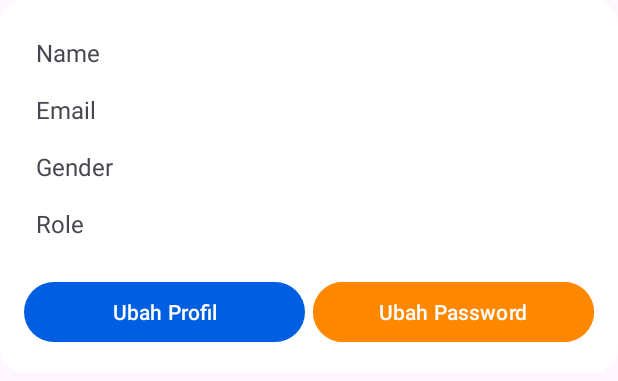
After one commit to cjsflow-com/mobile_madrasah, an Android app: the layout profile_popup.xml on its own in the app's theme, with its tools: preview values and no code run, on a phone screen of 412 x 824 dp. The commit adds this screen. Shown: the top 381 px of the screen. Run offline under Robolectric (Android 15) with nearby library versions, the phone set to English and light mode, and no system bars.

Commit message:
show profile student and employee, then make a layout UpadtePassword

```diff
--- /dev/null
+++ b/app/src/main/res/anim/slide_in.xml
@@ -0,0 +1,5 @@
+<?xml version="1.0" encoding="utf-8"?>
+<translate xmlns:android="http://schemas.android.com/apk/res/android"
+    android:duration="300"
+    android:fromYDelta="100%"
+    android:toYDelta="0%"/>
--- /dev/null
+++ b/app/src/main/res/anim/slide_out.xml
@@ -0,0 +1,5 @@
+<?xml version="1.0" encoding="utf-8"?>
+<translate xmlns:android="http://schemas.android.com/apk/res/android"
+    android:duration="300"
+    android:fromYDelta="0%"
+    android:toYDelta="100%"/>
--- /dev/null
+++ b/app/src/main/res/drawable/baseline_account_circle_24.xml
@@ -0,0 +1,5 @@
+<vector xmlns:android="http://schemas.android.com/apk/res/android" android:height="24dp" android:tint="#000000" android:viewportHeight="24" android:viewportWidth="24" android:width="24dp">
+
+    <path android:fillColor="@android:color/white" android:pathData="M12,2C6.48,2 2,6.48 2,12s4.48,10 10,10s10,-4.48 10,-10S17.52,2 12,2zM12,6c1.93,0 3.5,1.57 3.5,3.5S13.93,13 12,13s-3.5,-1.57 -3.5,-3.5S10.07,6 12,6zM12,20c-2.03,0 -4.43,-0.82 -6.14,-2.88C7.55,15.8 9.68,15 12,15s4.45,0.8 6.14,2.12C16.43,19.18 14.03,20 12,20z"/>
+
+</vector>
--- /dev/null
+++ b/app/src/main/res/drawable/popup_background.xml
@@ -0,0 +1,7 @@
+<?xml version="1.0" encoding="utf-8"?>
+<shape xmlns:android="http://schemas.android.com/apk/res/android">
+    <solid android:color="#FFFFFF"/>
+    <corners android:radius="16dp"/>
+    <padding android:left="16dp" android:right="16dp" android:top="16dp" android:bottom="16dp"/>
+    <elevation android:elevation="8dp"/>
+</shape>
--- /dev/null
+++ b/app/src/main/res/layout/profile_popup.xml
@@ -0,0 +1,86 @@
+<?xml version="1.0" encoding="utf-8"?>
+<LinearLayout
+    xmlns:android="http://schemas.android.com/apk/res/android"
+    android:layout_width="match_parent"
+    android:layout_height="wrap_content"
+    android:orientation="vertical"
+    android:padding="16dp"
+    android:background="@drawable/popup_background">
+
+    <TextView
+        android:id="@+id/tvName"
+        android:layout_width="match_parent"
+        android:layout_height="wrap_content"
+        android:text="Name"
+        android:textSize="16sp"
+        android:padding="8dp"/>
+
+    <TextView
+        android:id="@+id/tvEmail"
+        android:layout_width="match_parent"
+        android:layout_height="wrap_content"
+        android:text="Email"
+        android:textSize="16sp"
+        android:padding="8dp"/>
+
+    <TextView
+        android:id="@+id/tvNisn"
+        android:layout_width="match_parent"
+        android:layout_height="wrap_content"
+        android:text="NISN"
+        android:textSize="16sp"
+        android:padding="8dp"
+        android:visibility="gone"/>
+
+    <TextView
+        android:id="@+id/tvClassName"
+        android:layout_width="match_parent"
+        android:layout_height="wrap_content"
+        android:text="Class Name"
+        android:textSize="16sp"
+        android:padding="8dp"
+        android:visibility="gone"/>
+
+    <TextView
+        android:id="@+id/tvGender"
+        android:layout_width="match_parent"
+        android:layout_height="wrap_content"
+        android:text="Gender"
+        android:textSize="16sp"
+        android:padding="8dp"/>
+
+    <TextView
+        android:id="@+id/tvRole"
+        android:layout_width="match_parent"
+        android:layout_height="wrap_content"
+        android:text="Role"
+        android:textSize="16sp"
+        android:padding="8dp"/>
+
+    <LinearLayout
+        android:layout_width="match_parent"
+        android:layout_height="wrap_content"
+        android:orientation="horizontal"
+        android:paddingTop="16dp">
+
+        <com.google.android.material.button.MaterialButton
+            android:id="@+id/btnUpdateProfile"
+            android:layout_width="0dp"
+            android:layout_marginEnd="5dp"
+            android:layout_height="wrap_content"
+            android:layout_weight="1"
+            android:text="Ubah Profil"
+            android:textSize="14sp"
+            android:padding="8dp"/>
+
+        <com.google.android.material.button.MaterialButton
+            android:id="@+id/btnUpdatePassword"
+            android:layout_width="0dp"
+            android:backgroundTint="@android:color/holo_orange_dark"
+            android:layout_height="wrap_content"
+            android:layout_weight="1"
+            android:text="Ubah Password"
+            android:textSize="14sp"
+            android:padding="8dp"/>
+    </LinearLayout>
+</LinearLayout>
--- a/app/src/main/res/values/styles.xml
+++ b/app/src/main/res/values/styles.xml
@@ -11,4 +11,9 @@
         <item name="android:textColor">@color/gray</item> <!-- Warna abu-abu untuk teks tidak aktif -->
         <item name="android:paddingTop">-2dp</item>
     </style>
+
+    <style name="DialogAnimation">
+        <item name="android:windowEnterAnimation">@anim/slide_in</item>
+        <item name="android:windowExitAnimation">@anim/slide_out</item>
+    </style>
 </resources>
```
Also changed, not shown: app/src/main/java/com/example/man2superapp/ui/activity/MainActivity.kt (+22 -4 lines), app/src/main/java/com/example/man2superapp/ui/fragment/ProfilePopUpFragment.kt (added, +65 -0 lines), app/src/main/java/com/example/man2superapp/ui/fragment/UpdatePasswordBottomSheetFragment.kt (added, +20 -0 lines), app/src/main/res/layout/activity_main.xml (+15 -21 lines), app/src/main/res/layout/update_password_bottom_sheet.xml (added, +43 -0 lines).
